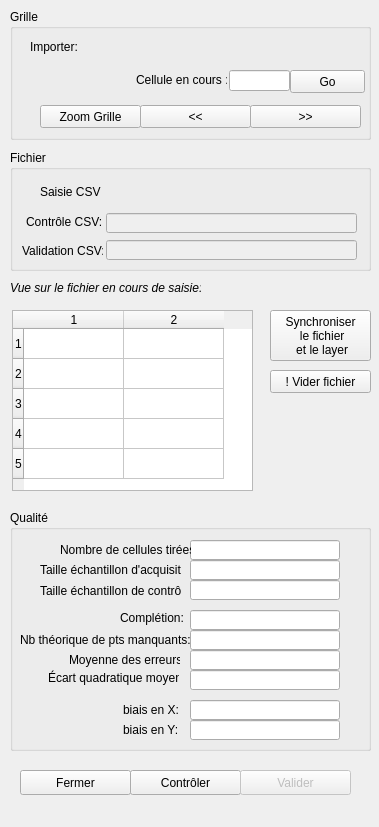
Before: the Qt Designer form gui/poussepousse_editdata_dialog_base.ui in mdvandamme/PoussePousseEditData, drawn with Qt 5.
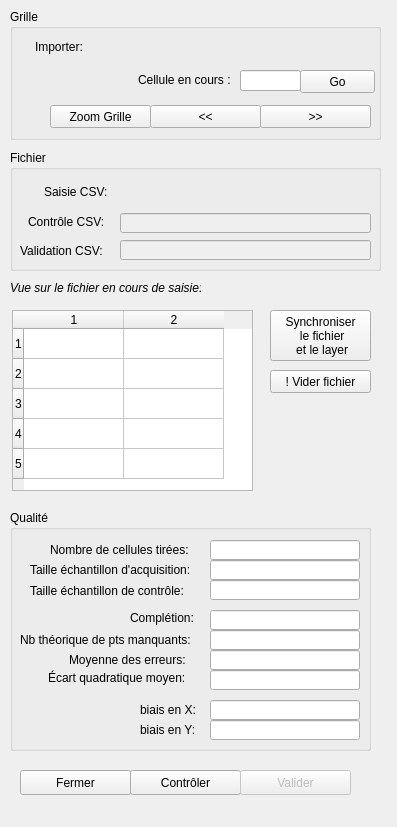
After: the same form once the commit is applied. Icons and pictures are not drawn. Custom widgets are drawn as their Qt base class.

The edit to the form file:
```diff
--- a/gui/poussepousse_editdata_dialog_base.ui
+++ b/gui/poussepousse_editdata_dialog_base.ui
@@ -6,7 +6,7 @@
    <rect>
     <x>0</x>
     <y>0</y>
-    <width>379</width>
+    <width>397</width>
     <height>827</height>
    </rect>
   </property>
@@ -176,7 +176,7 @@
      <rect>
       <x>10</x>
       <y>9</y>
-      <width>361</width>
+      <width>371</width>
       <height>131</height>
      </rect>
     </property>
@@ -186,7 +186,7 @@
     <widget class="QLabel" name="label_importer">
      <property name="geometry">
       <rect>
-       <x>20</x>
+       <x>25</x>
        <y>30</y>
        <width>61</width>
        <height>16</height>
@@ -199,7 +199,7 @@
     <widget class="QgsFileWidget" name="fileImportGrille">
      <property name="geometry">
       <rect>
-       <x>73</x>
+       <x>90</x>
        <y>21</y>
        <width>271</width>
        <height>27</height>
@@ -209,9 +209,9 @@
     <widget class="QLabel" name="label_cell_encours">
      <property name="geometry">
       <rect>
-       <x>126</x>
+       <x>128</x>
        <y>61</y>
-       <width>91</width>
+       <width>101</width>
        <height>20</height>
       </rect>
      </property>
@@ -222,7 +222,7 @@
     <widget class="QLineEdit" name="currentId">
      <property name="geometry">
       <rect>
-       <x>219</x>
+       <x>230</x>
        <y>61</y>
        <width>61</width>
        <height>21</height>
@@ -232,7 +232,7 @@
     <widget class="QPushButton" name="btGo">
      <property name="geometry">
       <rect>
-       <x>280</x>
+       <x>290</x>
        <y>61</y>
        <width>75</width>
        <height>23</height>
@@ -245,7 +245,7 @@
     <widget class="QPushButton" name="btSuiv">
      <property name="geometry">
       <rect>
-       <x>240</x>
+       <x>250</x>
        <y>96</y>
        <width>111</width>
        <height>23</height>
@@ -258,7 +258,7 @@
     <widget class="QPushButton" name="btPrec">
      <property name="geometry">
       <rect>
-       <x>130</x>
+       <x>140</x>
        <y>96</y>
        <width>111</width>
        <height>23</height>
@@ -271,7 +271,7 @@
     <widget class="QPushButton" name="btZoomGrille">
      <property name="geometry">
       <rect>
-       <x>30</x>
+       <x>40</x>
        <y>96</y>
        <width>101</width>
        <height>23</height>
@@ -287,7 +287,7 @@
      <rect>
       <x>10</x>
       <y>150</y>
-      <width>361</width>
+      <width>371</width>
       <height>121</height>
      </rect>
     </property>
@@ -297,9 +297,9 @@
     <widget class="QLabel" name="label_2">
      <property name="geometry">
       <rect>
-       <x>30</x>
+       <x>34</x>
        <y>32</y>
-       <width>61</width>
+       <width>71</width>
        <height>20</height>
       </rect>
      </property>
@@ -310,7 +310,7 @@
     <widget class="QLabel" name="label_7">
      <property name="geometry">
       <rect>
-       <x>16</x>
+       <x>18</x>
        <y>62</y>
        <width>91</width>
        <height>20</height>
@@ -326,7 +326,7 @@
      </property>
      <property name="geometry">
       <rect>
-       <x>96</x>
+       <x>110</x>
        <y>63</y>
        <width>251</width>
        <height>20</height>
@@ -339,7 +339,7 @@
      </property>
      <property name="geometry">
       <rect>
-       <x>96</x>
+       <x>110</x>
        <y>90</y>
        <width>251</width>
        <height>20</height>
@@ -349,9 +349,9 @@
     <widget class="QLabel" name="label_16">
      <property name="geometry">
       <rect>
-       <x>12</x>
+       <x>10</x>
        <y>91</y>
-       <width>81</width>
+       <width>91</width>
        <height>20</height>
       </rect>
      </property>
@@ -362,7 +362,7 @@
     <widget class="QgsFileWidget" name="fileOuvrirInventaireCSV">
      <property name="geometry">
       <rect>
-       <x>96</x>
+       <x>111</x>
        <y>25</y>
        <width>251</width>
        <height>27</height>
@@ -385,7 +385,7 @@
     <widget class="QLineEdit" name="txtNbCell">
      <property name="geometry">
       <rect>
-       <x>180</x>
+       <x>200</x>
        <y>30</y>
        <width>150</width>
        <height>20</height>
@@ -395,9 +395,9 @@
     <widget class="QLabel" name="label_4">
      <property name="geometry">
       <rect>
-       <x>50</x>
+       <x>40</x>
        <y>30</y>
-       <width>131</width>
+       <width>151</width>
        <height>20</height>
       </rect>
      </property>
@@ -408,7 +408,7 @@
     <widget class="QLineEdit" name="txtNbAcquis">
      <property name="geometry">
       <rect>
-       <x>180</x>
+       <x>200</x>
        <y>50</y>
        <width>150</width>
        <height>20</height>
@@ -418,9 +418,9 @@
     <widget class="QLabel" name="label_5">
      <property name="geometry">
       <rect>
-       <x>30</x>
+       <x>20</x>
        <y>50</y>
-       <width>141</width>
+       <width>181</width>
        <height>20</height>
       </rect>
      </property>
@@ -431,7 +431,7 @@
     <widget class="QLineEdit" name="txtNbValidation">
      <property name="geometry">
       <rect>
-       <x>180</x>
+       <x>200</x>
        <y>70</y>
        <width>150</width>
        <height>20</height>
@@ -441,9 +441,9 @@
     <widget class="QLabel" name="label_14">
      <property name="geometry">
       <rect>
-       <x>30</x>
+       <x>20</x>
        <y>71</y>
-       <width>141</width>
+       <width>181</width>
        <height>20</height>
       </rect>
      </property>
@@ -454,7 +454,7 @@
     <widget class="QLabel" name="label_8">
      <property name="geometry">
       <rect>
-       <x>110</x>
+       <x>120</x>
        <y>100</y>
        <width>71</width>
        <height>16</height>
@@ -467,7 +467,7 @@
     <widget class="QLineEdit" name="txtCompletion">
      <property name="geometry">
       <rect>
-       <x>180</x>
+       <x>200</x>
        <y>100</y>
        <width>150</width>
        <height>20</height>
@@ -477,7 +477,7 @@
     <widget class="QLineEdit" name="txtMissing">
      <property name="geometry">
       <rect>
-       <x>180</x>
+       <x>200</x>
        <y>120</y>
        <width>150</width>
        <height>20</height>
@@ -489,7 +489,7 @@
       <rect>
        <x>10</x>
        <y>120</y>
-       <width>171</width>
+       <width>191</width>
        <height>20</height>
       </rect>
      </property>
@@ -500,7 +500,7 @@
     <widget class="QLineEdit" name="txtError">
      <property name="geometry">
       <rect>
-       <x>180</x>
+       <x>200</x>
        <y>140</y>
        <width>150</width>
        <height>20</height>
@@ -512,7 +512,7 @@
       <rect>
        <x>59</x>
        <y>140</y>
-       <width>111</width>
+       <width>131</width>
        <height>20</height>
       </rect>
      </property>
@@ -523,7 +523,7 @@
     <widget class="QLineEdit" name="txtRMSE">
      <property name="geometry">
       <rect>
-       <x>180</x>
+       <x>200</x>
        <y>160</y>
        <width>150</width>
        <height>20</height>
@@ -535,7 +535,7 @@
       <rect>
        <x>38</x>
        <y>160</y>
-       <width>131</width>
+       <width>161</width>
        <height>16</height>
       </rect>
      </property>
@@ -546,7 +546,7 @@
     <widget class="QLineEdit" name="txtSBE">
      <property name="geometry">
       <rect>
-       <x>180</x>
+       <x>200</x>
        <y>190</y>
        <width>150</width>
        <height>20</height>
@@ -556,7 +556,7 @@
     <widget class="QLabel" name="label_12">
      <property name="geometry">
       <rect>
-       <x>113</x>
+       <x>130</x>
        <y>190</y>
        <width>61</width>
        <height>20</height>
@@ -569,7 +569,7 @@
     <widget class="QLineEdit" name="txtSBN">
      <property name="geometry">
       <rect>
-       <x>180</x>
+       <x>200</x>
        <y>210</y>
        <width>150</width>
        <height>20</height>
@@ -579,7 +579,7 @@
     <widget class="QLabel" name="label_13">
      <property name="geometry">
       <rect>
-       <x>113</x>
+       <x>130</x>
        <y>210</y>
        <width>61</width>
        <height>20</height>
```
